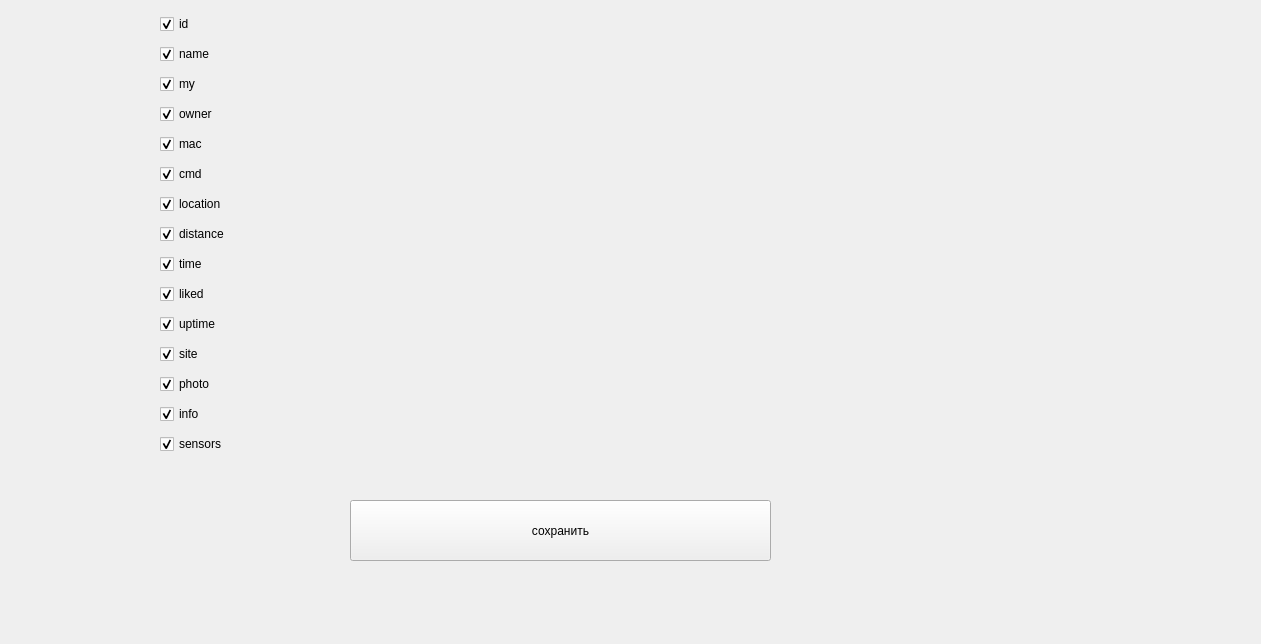
Old version of the form params_settings.ui in the repository Max1Mcg/IoT_project.
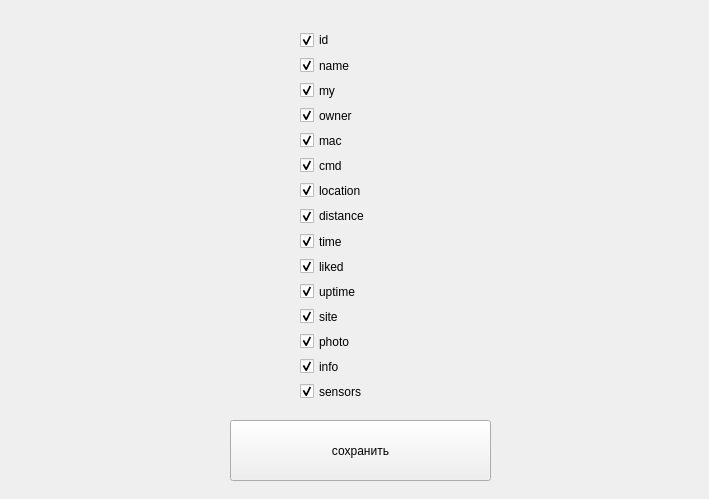
New version of the form.

What changed in the file:
```diff
--- a/params_settings.ui
+++ b/params_settings.ui
@@ -6,8 +6,8 @@
    <rect>
     <x>0</x>
     <y>0</y>
-    <width>1261</width>
-    <height>644</height>
+    <width>709</width>
+    <height>499</height>
    </rect>
   </property>
   <property name="windowTitle">
@@ -16,10 +16,10 @@
   <widget class="QWidget" name="verticalLayoutWidget">
    <property name="geometry">
     <rect>
-     <x>160</x>
-     <y>10</y>
-     <width>731</width>
-     <height>460</height>
+     <x>300</x>
+     <y>30</y>
+     <width>282</width>
+     <height>371</height>
     </rect>
    </property>
    <layout class="QVBoxLayout" name="verticalLayout">
@@ -178,9 +178,9 @@
   <widget class="QPushButton" name="pushButton">
    <property name="geometry">
     <rect>
-     <x>350</x>
-     <y>500</y>
-     <width>421</width>
+     <x>230</x>
+     <y>420</y>
+     <width>261</width>
      <height>61</height>
     </rect>
    </property>
```
